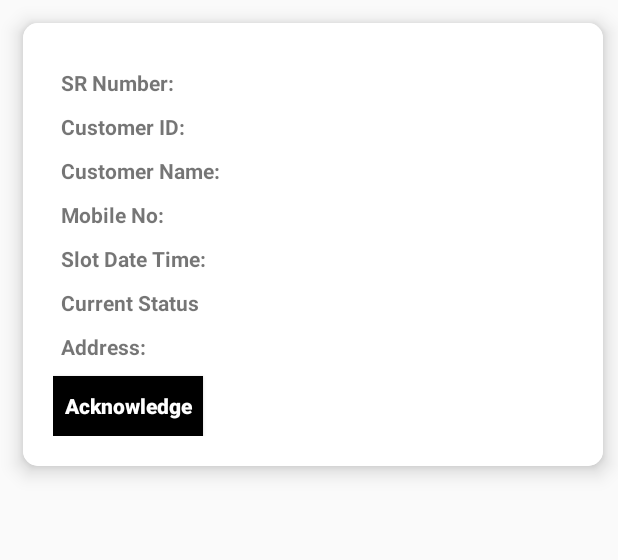
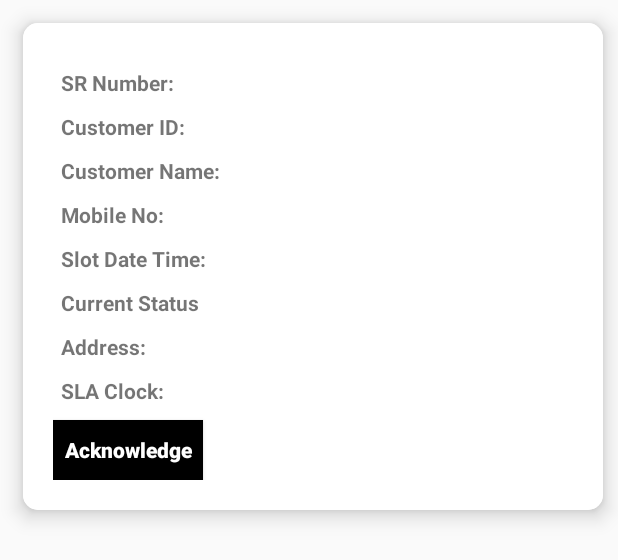
Before and after one commit to harvinAndroid/Spectra-FieldForceApp, an Android app: the layout movie_list_row.xml on its own in the app's theme, with its tools: preview values and no code run, on a phone screen of 412 x 824 dp. Shown: the top 560 px of the screen. Run offline under Robolectric (Android 15) with nearby library versions, the phone set to English and light mode, and no system bars.

Commit message:
label change

```diff
--- a/app/src/main/java/com/spectra/fieldforce/Model/AssignmentAdapter.java
+++ b/app/src/main/java/com/spectra/fieldforce/Model/AssignmentAdapter.java
@@ -41,7 +41,7 @@ public class AssignmentAdapter extends RecyclerView.Adapter<AssignmentAdapter.My
     private JSONArray result;
 
     public class MyViewHolder extends RecyclerView.ViewHolder {
-        public TextView srNumber, customerId, customerName, customerMobile, slotTime, srStatus, customerAddress;
+        public TextView srNumber, customerId, customerName, customerMobile, slotTime, slaClock, srStatus, customerAddress;
         public Button btnView;
 
         public MyViewHolder(View view) {
@@ -53,6 +53,7 @@ public class AssignmentAdapter extends RecyclerView.Adapter<AssignmentAdapter.My
             srNumber = (TextView) view.findViewById(R.id.srNumber);
             slotTime = (TextView) view.findViewById(R.id.slotTime);
             srStatus = (TextView) view.findViewById(R.id.srStatus);
+            slaClock = (TextView) view.findViewById(R.id.slaClock);
             btnView = (Button) view.findViewById(R.id.btnView);
         }
     }
@@ -80,6 +81,7 @@ public class AssignmentAdapter extends RecyclerView.Adapter<AssignmentAdapter.My
         holder.srNumber.setText(order.getSrNumber());
         holder.slotTime.setText(order.getRoasterDate() + " " + order.getFromtime() + " - " + order.getTotime());
         holder.srStatus.setText(order.getSrStatus());
+        holder.slaClock.setText(order.getSlaClock());
         if (order.getAcknowledge_status().equals("1")) {
             holder.btnView.setText("View");
         }
--- a/app/src/main/res/layout/fragment_s_r_detail.xml
+++ b/app/src/main/res/layout/fragment_s_r_detail.xml
@@ -321,7 +321,7 @@
 
             <TextView
                 android:id="@+id/foni"
-                android:layout_width="200dp"
+                android:layout_width="wrap_content"
                 android:layout_height="wrap_content"
                 android:layout_below="@id/customerIP"
                 android:layout_marginLeft="120dp"
@@ -339,7 +339,7 @@
 
             <TextView
                 android:id="@+id/repeat"
-                android:layout_width="200dp"
+                android:layout_width="wrap_content"
                 android:layout_height="wrap_content"
                 android:layout_below="@id/foni"
                 android:layout_marginLeft="120dp"
@@ -357,7 +357,7 @@
 
             <TextView
                 android:id="@+id/massoutage"
-                android:layout_width="200dp"
+                android:layout_width="wrap_content"
                 android:layout_height="wrap_content"
                 android:layout_below="@id/repeat"
                 android:layout_marginLeft="120dp"
--- a/app/src/main/res/layout/movie_list_row.xml
+++ b/app/src/main/res/layout/movie_list_row.xml
@@ -147,11 +147,29 @@
             android:layout_marginTop="10dp"
             android:textIsSelectable="true" />
 
+        <TextView
+            android:layout_width="135dp"
+            android:layout_height="wrap_content"
+            android:layout_below="@id/customerAddress"
+            android:layout_marginLeft="5dp"
+            android:layout_marginTop="10dp"
+            android:text="SLA Clock:"
+            android:textStyle="bold" />
+
+        <TextView
+            android:id="@+id/slaClock"
+            android:layout_width="200dp"
+            android:layout_height="wrap_content"
+            android:layout_below="@id/customerAddress"
+            android:layout_marginLeft="120dp"
+            android:layout_marginTop="10dp"
+            android:textIsSelectable="true" />
+
         <Button
             android:id="@+id/btnView"
             android:layout_width="100dp"
             android:layout_height="40dp"
-            android:layout_below="@id/customerAddress"
+            android:layout_below="@id/slaClock"
             android:layout_marginTop="10dp"
             android:background="@color/colorBlack"
             android:text="Acknowledge"
```
Also changed, not shown: app/src/main/java/com/spectra/fieldforce/SRDetail.java (+17 -1 lines).
